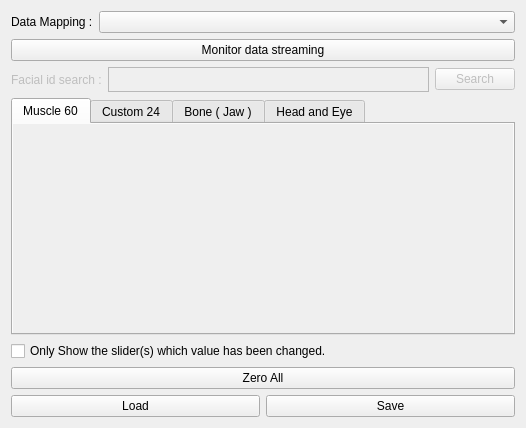
First picture: the form in resource/FM_mapping.ui, repository waveact/NFS_Facial_Mocap, before the edit.
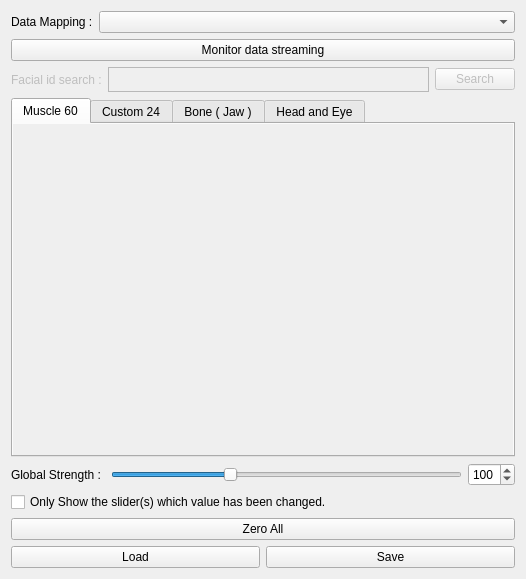
Second picture: the form after the edit.

Commit message: add global strength and individual strength for each source data

What changed in the file:
```diff
--- a/resource/FM_mapping.ui
+++ b/resource/FM_mapping.ui
@@ -7,7 +7,7 @@
     <x>0</x>
     <y>0</y>
     <width>526</width>
-    <height>428</height>
+    <height>579</height>
    </rect>
   </property>
   <property name="windowTitle">
@@ -133,7 +133,7 @@
             <x>0</x>
             <y>0</y>
             <width>502</width>
-            <height>211</height>
+            <height>332</height>
            </rect>
           </property>
           <layout class="QHBoxLayout" name="horizontalLayout_6">
@@ -262,6 +262,40 @@
      </widget>
     </widget>
    </item>
+   <item>
+    <layout class="QHBoxLayout" name="horizontalLayout_5">
+     <item>
+      <widget class="QLabel" name="qtGlobalStrengthLabel">
+       <property name="text">
+        <string>Global Strength : </string>
+       </property>
+      </widget>
+     </item>
+     <item>
+      <widget class="QSlider" name="qtGlobalStrengthSlider">
+       <property name="maximum">
+        <number>300</number>
+       </property>
+       <property name="value">
+        <number>100</number>
+       </property>
+       <property name="orientation">
+        <enum>Qt::Horizontal</enum>
+       </property>
+      </widget>
+     </item>
+     <item>
+      <widget class="QSpinBox" name="qtGlobalStrengthSpinBox">
+       <property name="maximum">
+        <number>300</number>
+       </property>
+       <property name="value">
+        <number>100</number>
+       </property>
+      </widget>
+     </item>
+    </layout>
+   </item>
    <item>
     <widget class="QCheckBox" name="qtShowAllSliderCheckBox">
      <property name="text">
```
The commit also changes 8 other files.
